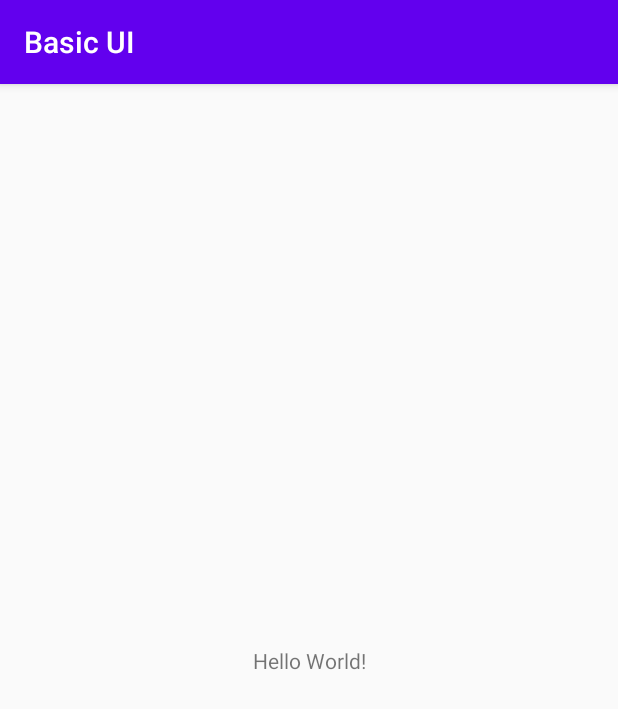
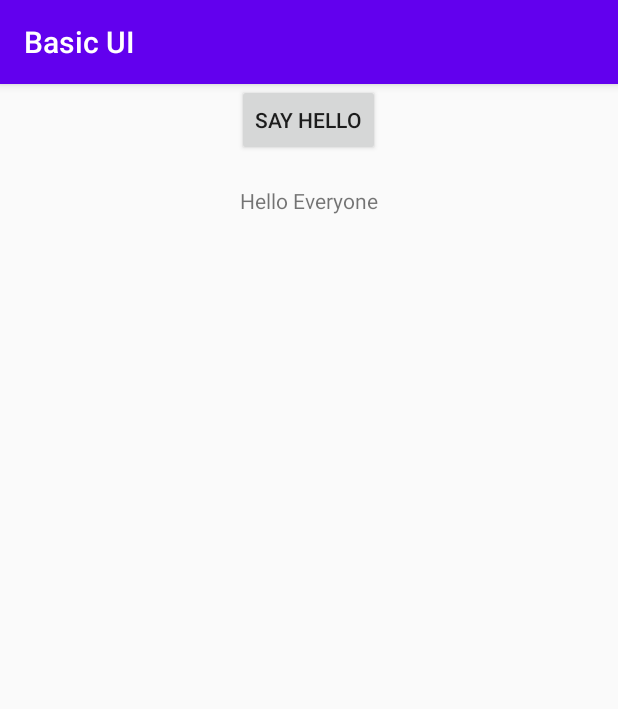
Before and after one commit to JAbozarOid/android_course, an Android app: the screen it shows after launch (MainActivity), on a phone screen of 412 x 824 dp. Shown: the top 709 px of the screen. Run offline under Robolectric (Android 15) with nearby library versions, the phone set to English and light mode, and no system bars.

Commit message:
basic_ui

```diff
--- a/app/src/main/res/layout/activity_main.xml
+++ b/app/src/main/res/layout/activity_main.xml
@@ -1,18 +1,26 @@
 <?xml version="1.0" encoding="utf-8"?>
-<androidx.constraintlayout.widget.ConstraintLayout xmlns:android="http://schemas.android.com/apk/res/android"
+<RelativeLayout xmlns:android="http://schemas.android.com/apk/res/android"
     xmlns:app="http://schemas.android.com/apk/res-auto"
     xmlns:tools="http://schemas.android.com/tools"
     android:layout_width="match_parent"
     android:layout_height="match_parent"
     tools:context=".MainActivity">
 
+    <Button
+        android:id="@+id/btn"
+        android:layout_width="wrap_content"
+        android:layout_height="wrap_content"
+        android:layout_centerHorizontal="true"
+        android:text="Say Hello"
+        />
+
     <TextView
         android:layout_width="wrap_content"
         android:layout_height="wrap_content"
-        android:text="Hello World!"
-        app:layout_constraintBottom_toBottomOf="parent"
-        app:layout_constraintLeft_toLeftOf="parent"
-        app:layout_constraintRight_toRightOf="parent"
-        app:layout_constraintTop_toTopOf="parent" />
+        android:layout_centerHorizontal="true"
+        android:layout_below="@+id/btn"
+        android:layout_marginTop="20dp"
+        android:text="Hello Everyone"
+        />
 
-</androidx.constraintlayout.widget.ConstraintLayout>
+</RelativeLayout>
```
